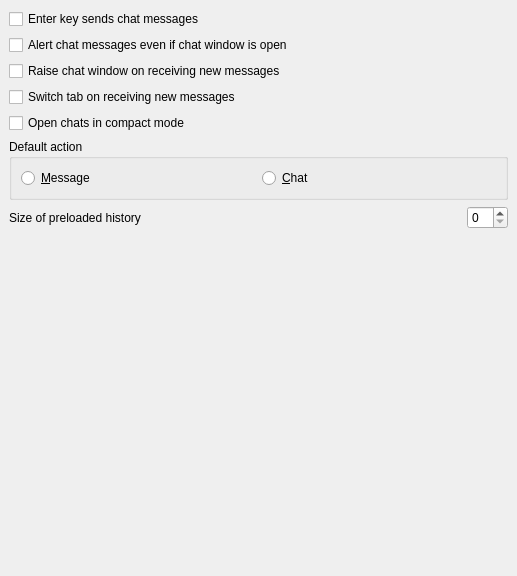
Old version of the form src/options/opt_chat.ui in the repository psi-im/psi.
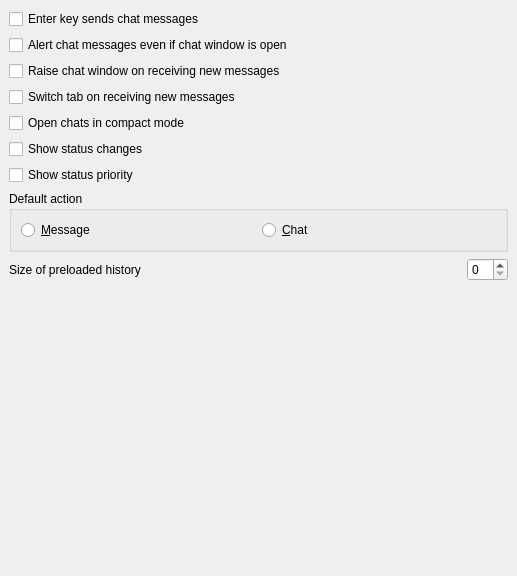
New version of the form.

Commit message: Added new checkbox-options to Groupchat tab. Added nick coloring type combobox to Groupchat tab. Removed not needed checkbox from PEP tab

```diff
--- a/src/options/opt_chat.ui
+++ b/src/options/opt_chat.ui
@@ -64,6 +64,20 @@
      </property>
     </widget>
    </item>
+   <item>
+    <widget class="QCheckBox" name="ck_showStatusChanges">
+     <property name="text">
+      <string>Show status changes</string>
+     </property>
+    </widget>
+   </item>
+   <item>
+    <widget class="QCheckBox" name="ck_showStatusPriority">
+     <property name="text">
+      <string>Show status priority</string>
+     </property>
+    </widget>
+   </item>
    <item>
     <widget class="QGroupBox" name="groupBox18">
      <property name="title">
```
The commit also changes 5 other files.
